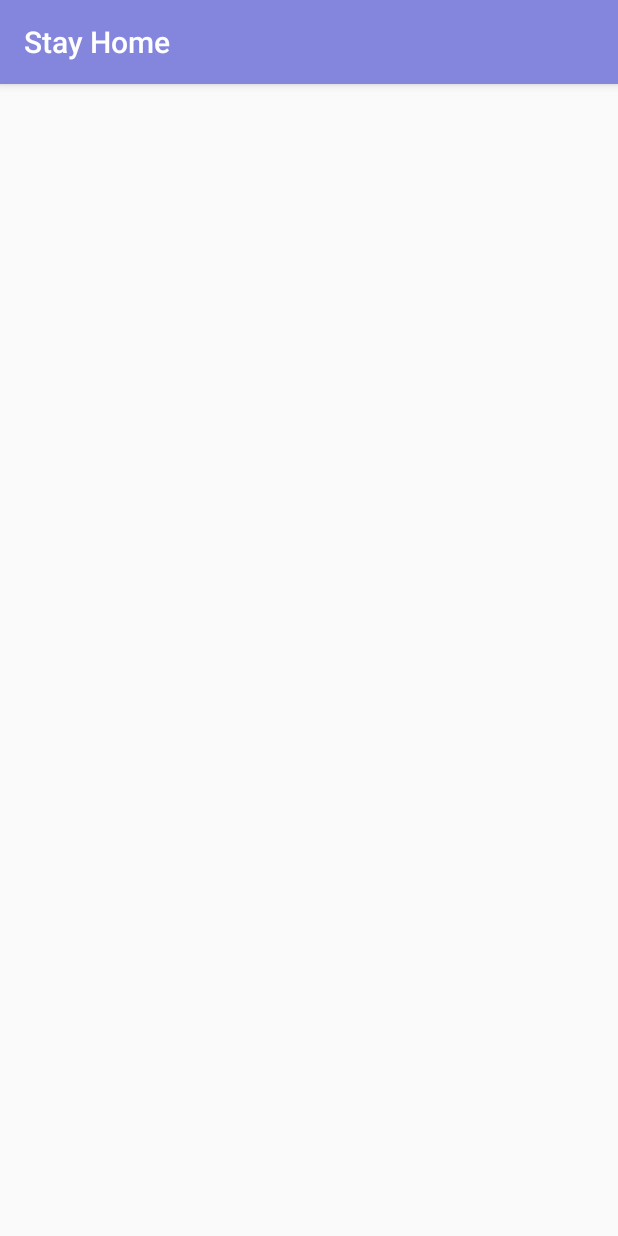
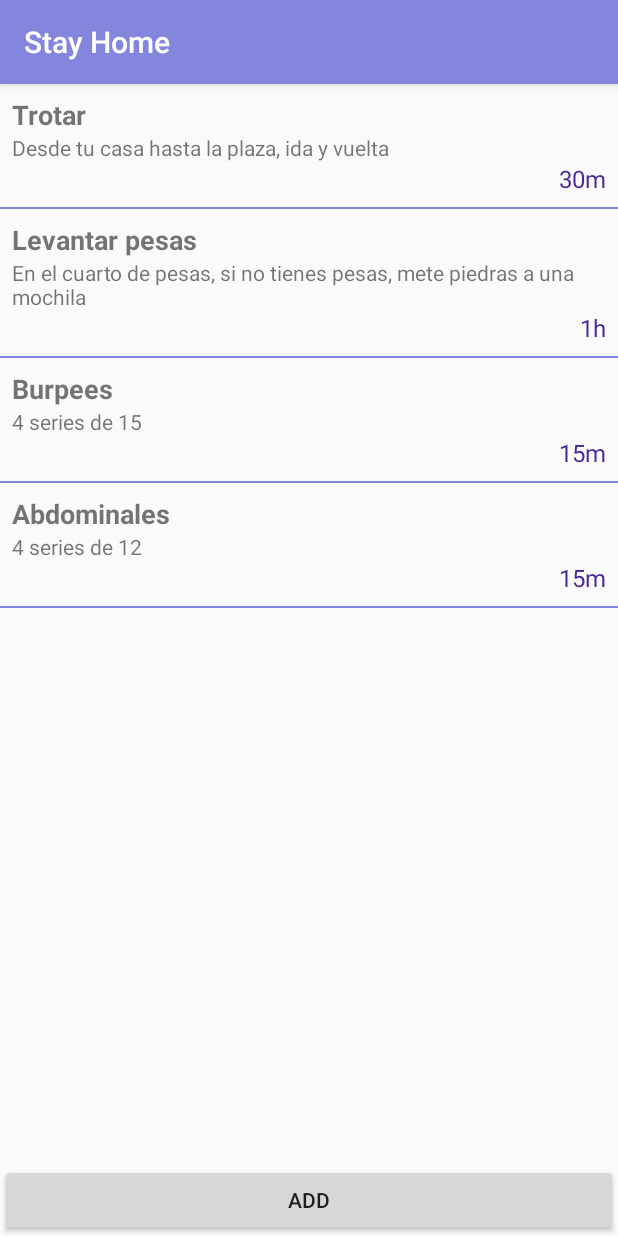
Before and after one commit to andres-vasquez-coderoad-com/progra3-2020, an Android app: the MenuActivity screen opened directly, with no data from a screen before it, on a phone screen of 412 x 824 dp. Run offline under Robolectric (Android 15) with nearby library versions, the phone set to English and light mode, and no system bars.

Commit message:
Clase 16-06 ListView completa.

```diff
--- a/app/src/main/java/com/andresvasquez/holamundoenclases/MenuActivity.java
+++ b/app/src/main/java/com/andresvasquez/holamundoenclases/MenuActivity.java
@@ -6,9 +6,13 @@ import android.content.Context;
 import android.content.Intent;
 import android.os.Bundle;
 import android.util.Log;
+import android.view.View;
+import android.widget.AdapterView;
+import android.widget.Button;
 import android.widget.ListView;
 import android.widget.Toast;
 
+import com.andresvasquez.holamundoenclases.adapter.TaskAdapter;
 import com.andresvasquez.holamundoenclases.model.QuarantineTask;
 import com.andresvasquez.holamundoenclases.model.User;
 import com.andresvasquez.holamundoenclases.utils.Constants;
@@ -24,6 +28,8 @@ public class MenuActivity extends AppCompatActivity {
     private Context context;
     private List<QuarantineTask> items = new ArrayList<>();
 
+    private Button addButton;
+    private TaskAdapter adapter;
     private ListView taskListView;
 
     @Override
@@ -97,23 +103,41 @@ public class MenuActivity extends AppCompatActivity {
     }
 
     private void initViews() {
+        addButton = findViewById(R.id.addButton);
         taskListView = findViewById(R.id.taskListView);
+        adapter = new TaskAdapter(context, items);
+        taskListView.setAdapter(adapter);
     }
 
     private void addEvents() {
+        addButton.setOnClickListener(new View.OnClickListener() {
+            @Override
+            public void onClick(View view) {
+                items.add(new QuarantineTask(items.size(), "Nuevo " + items.size(),
+                        "20m", "Nuevo ejercicio creado"));
+                adapter.notifyDataSetChanged();
+            }
+        });
 
+        taskListView.setOnItemClickListener(new AdapterView.OnItemClickListener() {
+            @Override
+            public void onItemClick(AdapterView<?> adapterView, View view, int position, long id) {
+                QuarantineTask task = items.get(position);
+                Log.e("onItemClick", task.getName());
+            }
+        });
     }
 
     private void fillQuarantineTasks() {
-        items.add(new QuarantineTask(1, "Trotar",
+        items.add(new QuarantineTask(items.size(), "Trotar",
                 "30m", "Desde tu casa hasta la plaza, ida y vuelta"));
-        items.add(new QuarantineTask(2, "Levantar pesas",
+        items.add(new QuarantineTask(items.size(), "Levantar pesas",
                 "1h",
                 "En el cuarto de pesas, si no tienes pesas, mete piedras a una mochila"));
-        items.add(new QuarantineTask(3, "Burpees",
+        items.add(new QuarantineTask(items.size(), "Burpees",
                 "15m",
                 "4 series de 15"));
-        items.add(new QuarantineTask(4, "Abdominales",
+        items.add(new QuarantineTask(items.size(), "Abdominales",
                 "15m",
                 "4 series de 12"));
     }
--- a/app/src/main/java/com/andresvasquez/holamundoenclases/adapter/TaskAdapter.java
+++ b/app/src/main/java/com/andresvasquez/holamundoenclases/adapter/TaskAdapter.java
@@ -1,12 +1,20 @@
 package com.andresvasquez.holamundoenclases.adapter;
 
 import android.content.Context;
+import android.view.LayoutInflater;
+import android.view.View;
+import android.view.ViewGroup;
+import android.widget.BaseAdapter;
+import android.widget.TextView;
 
+import com.andresvasquez.holamundoenclases.R;
 import com.andresvasquez.holamundoenclases.model.QuarantineTask;
+
+import org.w3c.dom.Text;
 
 import java.util.List;
 
-public class TaskAdapter {
+public class TaskAdapter extends BaseAdapter {
 
     private Context context;
     private List<QuarantineTask> items;
@@ -15,4 +23,58 @@ public class TaskAdapter {
         this.context = context;
         this.items = items;
     }
+
+    @Override
+    public int getCount() {
+        return this.items.size();
+    }
+
+    @Override
+    public QuarantineTask getItem(int position) {
+        return this.items.get(position);
+    }
+
+    @Override
+    public long getItemId(int position) {
+        return this.items.get(position).getId();
+    }
+
+
+    @Override
+    public View getView(int position, View view, ViewGroup viewGroup) {
+        ViewHolder viewHolder;
+        if (view == null) {
+            //No se puede reciclar --> Nuevo
+            viewHolder = new ViewHolder();
+
+            //Mostrar el layout
+            LayoutInflater inflater = (LayoutInflater) context.getSystemService(
+                    Context.LAYOUT_INFLATER_SERVICE);
+            view = inflater.inflate(R.layout.quantine_task_layout, null);
+
+            //Vincular los objetos con los IDs
+            viewHolder.nameTextView = view.findViewById(R.id.nameTextView);
+            viewHolder.detailsTextView = view.findViewById(R.id.detailsTextView);
+            viewHolder.durationTextView = view.findViewById(R.id.durationTextView);
+
+            view.setTag(viewHolder); //Guardar para reciclar
+        } else {
+            //Se puede reciclar
+            viewHolder = (ViewHolder) view.getTag(); //Obtenemos el dato reciclado
+        }
+
+        //Sí o sí tenemos una vista, ya sea reciclada o nueva
+        QuarantineTask task = this.items.get(position);
+        viewHolder.nameTextView.setText(task.getName());
+        viewHolder.detailsTextView.setText(task.getDetails());
+        viewHolder.durationTextView.setText(task.getDuration());
+
+        return view;
+    }
+
+    static class ViewHolder {
+        TextView nameTextView;
+        TextView detailsTextView;
+        TextView durationTextView;
+    }
 }
--- a/app/src/main/res/layout/activity_menu.xml
+++ b/app/src/main/res/layout/activity_menu.xml
@@ -6,10 +6,18 @@
     android:layout_height="match_parent"
     tools:context=".MenuActivity">
 
+    <Button
+        android:id="@+id/addButton"
+        android:layout_width="match_parent"
+        android:layout_height="wrap_content"
+        android:layout_alignParentBottom="true"
+        android:text="Add" />
+
     <ListView
         android:id="@+id/taskListView"
         android:layout_width="match_parent"
         android:layout_height="match_parent"
+        android:layout_above="@id/addButton"
         android:divider="@color/colorPrimary"
         android:dividerHeight="1dp" />
 </RelativeLayout>
--- a/app/src/main/res/layout/quantine_task_layout.xml
+++ b/app/src/main/res/layout/quantine_task_layout.xml
@@ -26,5 +26,7 @@
         android:layout_width="match_parent"
         android:layout_height="wrap_content"
         android:gravity="end"
+        android:textSize="16sp"
+        android:textColor="@color/colorPrimaryDark"
         tools:text="15m" />
 </LinearLayout>
--- /dev/null
+++ b/app/src/main/res/menu/list_menu.xml
@@ -0,0 +1,5 @@
+<?xml version="1.0" encoding="utf-8"?>
+<menu xmlns:android="http://schemas.android.com/apk/res/android">
+
+    <item android:title="Item" />
+</menu>
```
